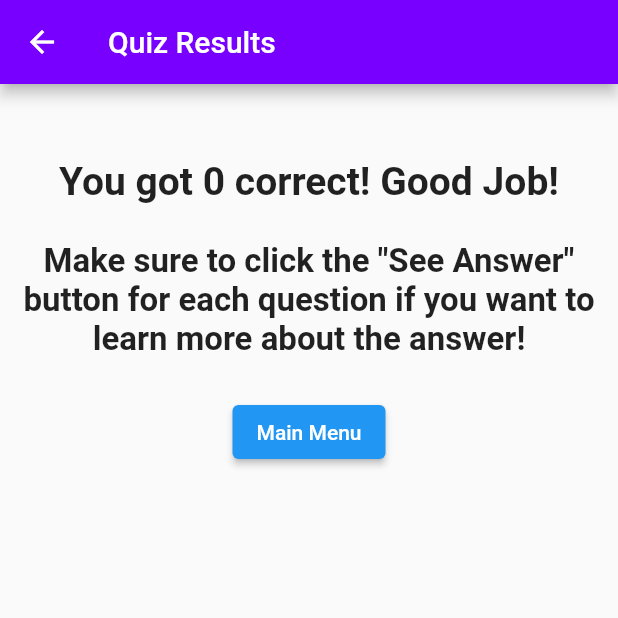
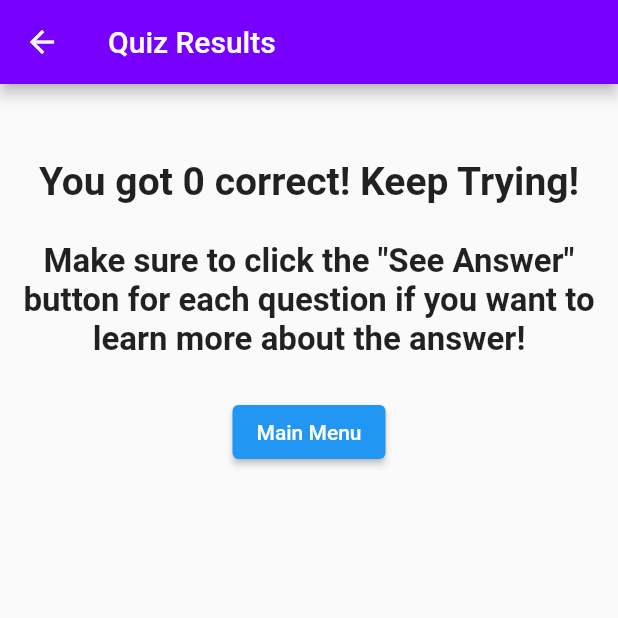
Before and after one commit to Arahndir27/Restoration-Project, a Flutter app: the Result screen opened directly with empty values, on a phone screen of 412 x 824 dp, the top half of it. Run offline on Flutter 3.47's test engine with Material 2 defaults, Android fonts, the light colour scheme and no system bars.

Commit message:
Small bug fixes

```diff
--- a/lib/main.dart
+++ b/lib/main.dart
@@ -77,7 +77,7 @@ class _MyHomePageState extends State<MyHomePage> {
         'https://www.josephsmithpapers.org/paper-summary/orson-hyde-ein-ruf-aus-der-wste-1842-extract/3'
   };
   static var qz1_q2_linkList = [qz1_q2_link1, qz1_q2_link2];
-  static var qz1_q2_moreInfo = MoreInfo(qz1_q1_descr, qz1_q1_linkList);
+  static var qz1_q2_moreInfo = MoreInfo(qz1_q2_descr, qz1_q2_linkList);
   //Question
   static var qz1_q2 = Question(
       'What was the first language other than English for the First Vision to be recorded in?',
--- a/lib/results.dart
+++ b/lib/results.dart
@@ -21,7 +21,7 @@ class Result extends StatelessWidget {
             Padding(
               padding: const EdgeInsets.only(left: 15, right: 15, top: 50),
               child: Text(
-                'You got $_totalScore correct! Good Job!',
+                'You got $_totalScore correct!${_totalScore !< 6 ? ' Keep Trying!' : ' Good Job!'}',
                 textAlign: TextAlign.center,
                 style: const TextStyle(
                   fontSize: 26,
```
